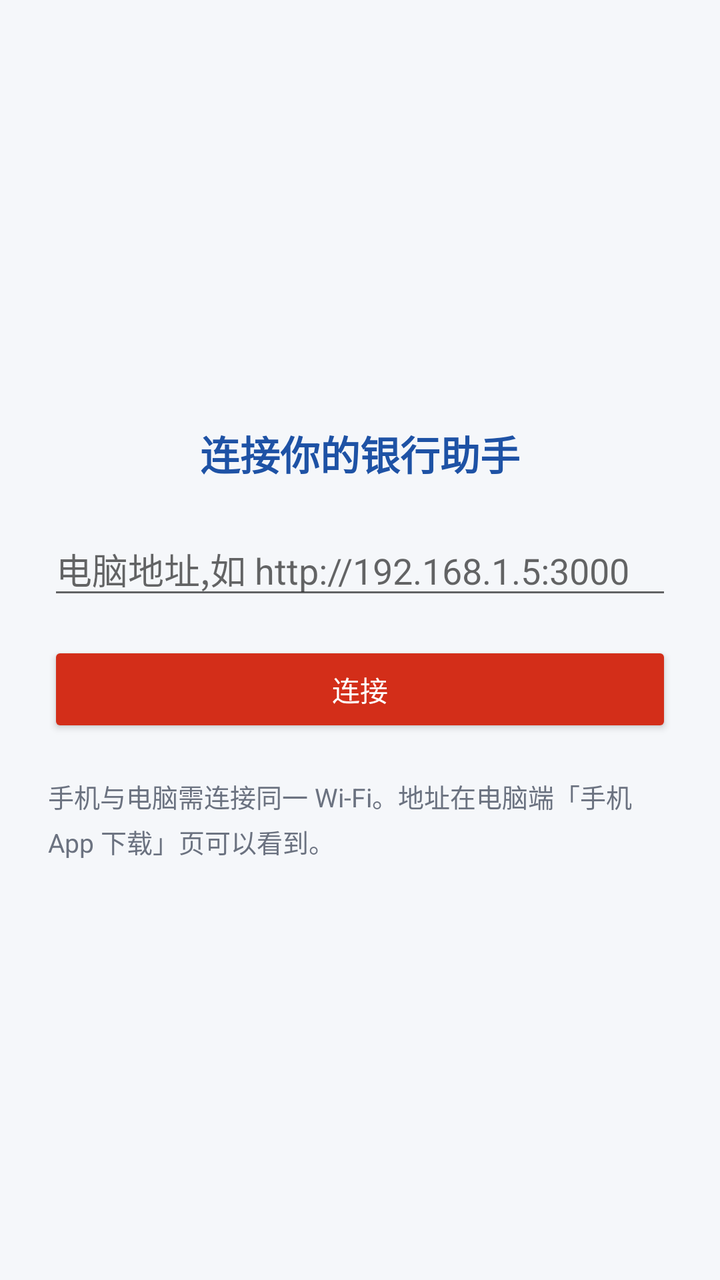
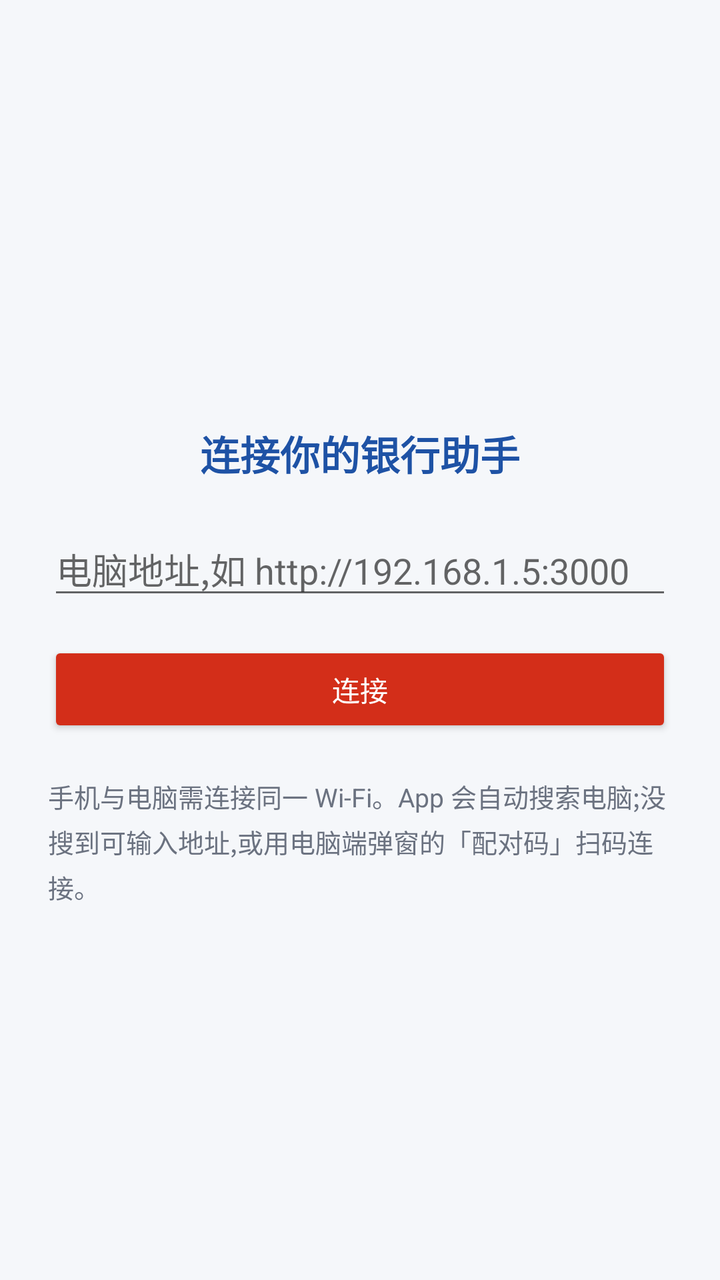

An Android layout rendered at two revisions. The XML below is the earlier revision; the diff shows what the commit changed to produce the second picture.
<!-- AndroidManifest.xml: application theme AppTheme -->
<!-- res/layout/activity_main.xml -->
<?xml version="1.0" encoding="utf-8"?>
<FrameLayout xmlns:android="http://schemas.android.com/apk/res/android"
    android:layout_width="match_parent"
    android:layout_height="match_parent">

    <WebView
        android:id="@+id/webview"
        android:layout_width="match_parent"
        android:layout_height="match_parent" />

    
    <ScrollView
        android:id="@+id/setup_panel"
        android:layout_width="match_parent"
        android:layout_height="match_parent"
        android:background="#F5F7FA"
        android:fillViewport="true">

        <LinearLayout
            android:layout_width="match_parent"
            android:layout_height="wrap_content"
            android:gravity="center_horizontal"
            android:orientation="vertical"
            android:padding="24dp">

            <ImageView
                android:layout_width="72dp"
                android:layout_height="72dp"
                android:layout_marginTop="96dp"
                android:contentDescription="@string/app_name"
                android:src="@mipmap/ic_launcher" />

            <TextView
                android:layout_width="wrap_content"
                android:layout_height="wrap_content"
                android:layout_marginTop="20dp"
                android:text="@string/setup_title"
                android:textColor="#1E52A5"
                android:textSize="20sp"
                android:textStyle="bold" />

            <TextView
                android:id="@+id/error_text"
                android:layout_width="match_parent"
                android:layout_height="wrap_content"
                android:layout_marginTop="16dp"
                android:textColor="#B3122B"
                android:textSize="13sp"
                android:visibility="gone" />

            <EditText
                android:id="@+id/input_url"
                android:layout_width="match_parent"
                android:layout_height="wrap_content"
                android:layout_marginTop="20dp"
                android:hint="@string/setup_hint"
                android:inputType="textUri"
                android:maxLines="1"
                android:textColor="#1F2329" />

            <Button
                android:id="@+id/btn_connect"
                android:layout_width="match_parent"
                android:layout_height="wrap_content"
                android:layout_marginTop="16dp"
                android:backgroundTint="#D32E19"
                android:text="@string/connect"
                android:textColor="#FFFFFF" />

            <TextView
                android:layout_width="match_parent"
                android:layout_height="wrap_content"
                android:layout_marginTop="20dp"
                android:lineSpacingExtra="4dp"
                android:text="@string/setup_note"
                android:textColor="#6B7280"
                android:textSize="13sp" />
        </LinearLayout>
    </ScrollView>
</FrameLayout>
<!-- resources referenced by this layout -->
<resources>
  <!-- mipmap ic_launcher (mipmap-anydpi-v26) -->
  <?xml version="1.0" encoding="utf-8"?>
  <adaptive-icon xmlns:android="http://schemas.android.com/apk/res/android">
      <background android:drawable="@drawable/ic_launcher_background" />
      <foreground android:drawable="@drawable/ic_launcher_foreground" />
  </adaptive-icon>
  <string name="app_name">小小微银行助手</string>
  <string name="connect">连接</string>
  <string name="setup_hint">电脑地址,如 http://192.168.1.5:3000</string>
  <string name="setup_note">手机与电脑需连接同一 Wi-Fi。地址在电脑端「手机 App 下载」页可以看到。</string>
  <string name="setup_title">连接你的银行助手</string>
  <style name="AppTheme" parent="android:Theme.Material.Light.NoActionBar">
          <item name="android:statusBarColor">#FFFFFF</item>
          <item name="android:windowLightStatusBar">true</item>
          <item name="android:windowBackground">#FFFFFF</item>
      </style>
  <!-- drawable ic_launcher_background: png bitmap (drawable, 19642 bytes) -->
  <!-- drawable ic_launcher_foreground: png bitmap (drawable, 4530 bytes) -->
</resources>

<!-- the commit's change to res/layout/activity_main.xml (unified diff, before → after) -->
@@ -48,6 +48,15 @@
                 android:textSize="13sp"
                 android:visibility="gone" />
 
+            <TextView
+                android:id="@+id/status_text"
+                android:layout_width="match_parent"
+                android:layout_height="wrap_content"
+                android:layout_marginTop="16dp"
+                android:textColor="#3E60CE"
+                android:textSize="13sp"
+                android:visibility="gone" />
+
             <EditText
                 android:id="@+id/input_url"
                 android:layout_width="match_parent"
<!-- resource entries referenced after the edit -->
@@ -9,7 +9,7 @@
   <string name="app_name">小小微银行助手</string>
   <string name="connect">连接</string>
   <string name="setup_hint">电脑地址,如 http://192.168.1.5:3000</string>
-  <string name="setup_note">手机与电脑需连接同一 Wi-Fi。地址在电脑端「手机 App 下载」页可以看到。</string>
+  <string name="setup_note">手机与电脑需连接同一 Wi-Fi。App 会自动搜索电脑;没搜到可输入地址,或用电脑端弹窗的「配对码」扫码连接。</string>
   <string name="setup_title">连接你的银行助手</string>
   <style name="AppTheme" parent="android:Theme.Material.Light.NoActionBar">
           <item name="android:statusBarColor">#FFFFFF</item>
